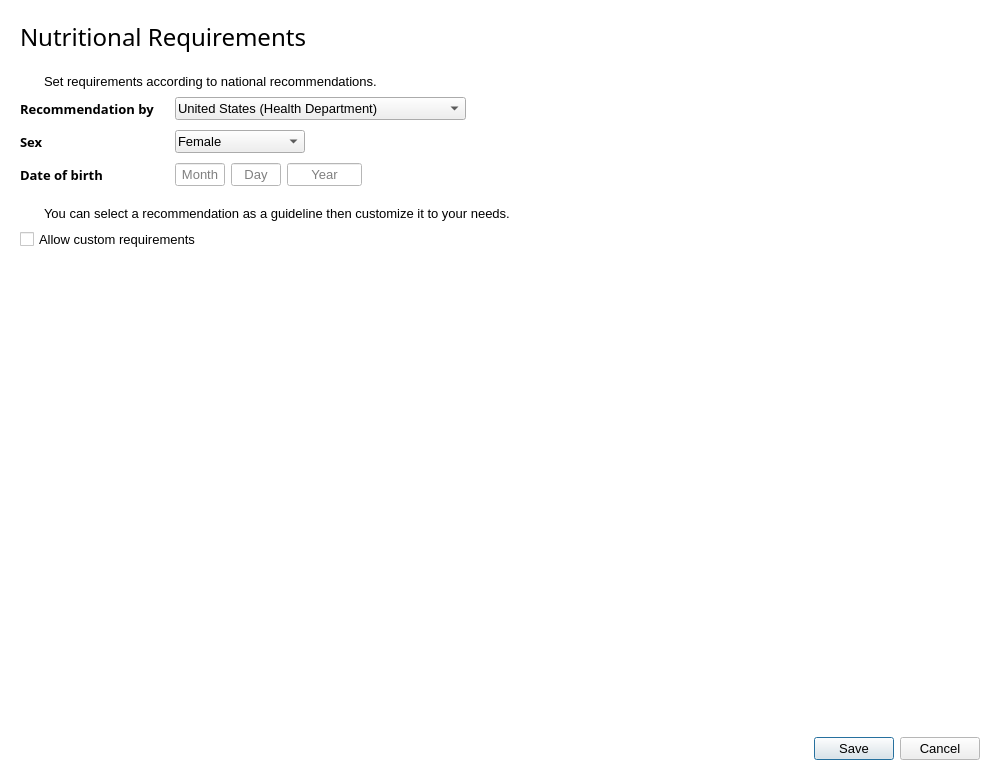
Above: ui_requirementswindow.ui from josh-minch/spartan before the change. Below: the same form after it.
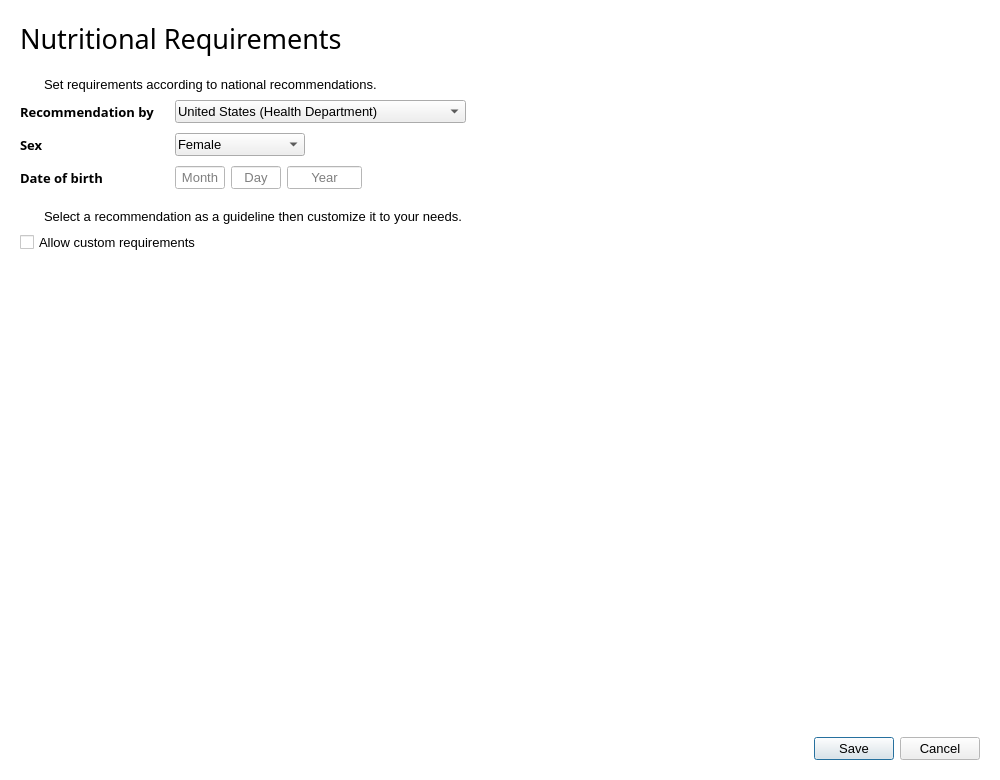
That is the form after the change. Icons and pictures are not drawn.

```diff
--- a/ui_requirementswindow.ui
+++ b/ui_requirementswindow.ui
@@ -114,7 +114,7 @@
      <property name="font">
       <font>
        <family>Segoe UI Semilight</family>
-       <pointsize>18</pointsize>
+       <pointsize>20</pointsize>
        <weight>50</weight>
        <bold>false</bold>
       </font>
@@ -594,7 +594,7 @@
        <item>
         <widget class="QLabel" name="label_9">
          <property name="text">
-          <string>You can select a recommendation as a guideline then customize it to your needs.</string>
+          <string>Select a recommendation as a guideline then customize it to your needs.</string>
          </property>
          <property name="alignment">
           <set>Qt::AlignLeading|Qt::AlignLeft|Qt::AlignVCenter</set>
```
